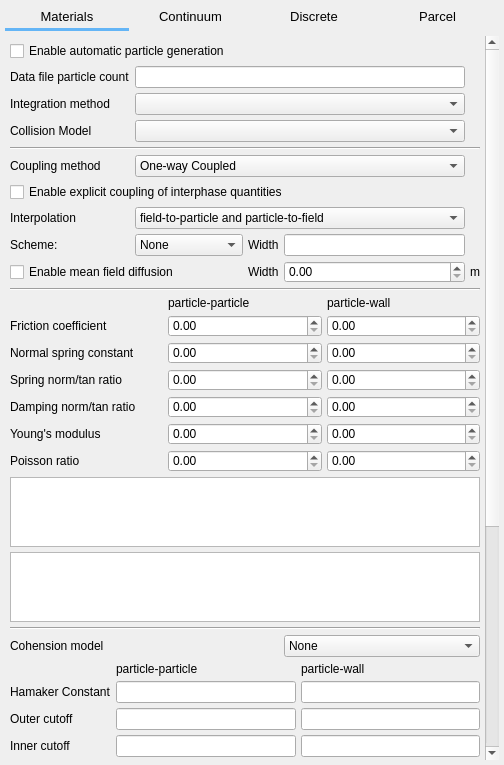
Qt form gui/uifiles/solids.ui (truongd8593/mfix) before a commit.
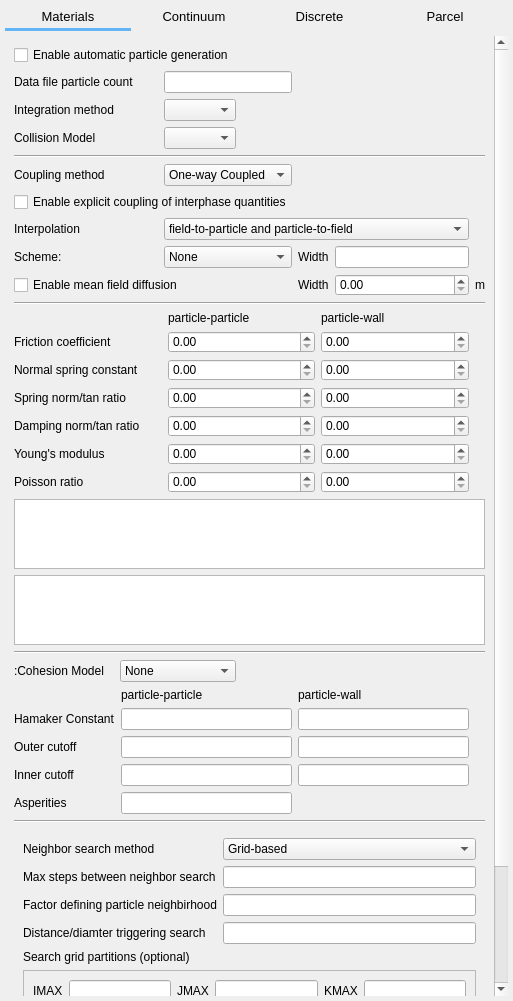
The same form after that commit. The open tabs and pages were chosen to show the change. Custom widgets are drawn as their Qt base class.

Commit message: more work on solids task pane

```diff
--- a/gui/uifiles/solids.ui
+++ b/gui/uifiles/solids.ui
@@ -6,8 +6,8 @@
    <rect>
     <x>0</x>
     <y>0</y>
-    <width>451</width>
-    <height>765</height>
+    <width>513</width>
+    <height>1001</height>
    </rect>
   </property>
   <property name="windowTitle">
@@ -1034,8 +1034,8 @@
            <rect>
             <x>0</x>
             <y>0</y>
-            <width>424</width>
-            <height>1012</height>
+            <width>487</width>
+            <height>1033</height>
            </rect>
           </property>
           <property name="autoFillBackground">
@@ -1046,31 +1046,42 @@
 background-color:transparent;
 }</string>
           </property>
-          <layout class="QGridLayout" name="gridLayout_70">
-           <property name="margin">
-            <number>5</number>
-           </property>
-           <property name="spacing">
-            <number>5</number>
-           </property>
-           <item row="1" column="1" colspan="5">
-            <widget class="LineEdit" name="lineedit_keyword_particles_2"/>
-           </item>
-           <item row="18" column="0" colspan="7">
-            <widget class="Line" name="line_10">
-             <property name="orientation">
-              <enum>Qt::Horizontal</enum>
+          <layout class="QGridLayout" name="gridLayout_5">
+           <item row="0" column="0" colspan="3">
+            <widget class="CheckBox" name="checkbox_keyword_genr_part_config_2">
+             <property name="text">
+              <string>Enable automatic particle generation</string>
              </property>
             </widget>
            </item>
-           <item row="1" column="0">
+           <item row="1" column="0" colspan="2">
             <widget class="QLabel" name="label_205">
              <property name="text">
               <string>Data file particle count</string>
              </property>
             </widget>
            </item>
-           <item row="3" column="1" colspan="5">
+           <item row="1" column="2" colspan="2">
+            <widget class="LineEdit" name="lineedit_keyword_particles_2"/>
+           </item>
+           <item row="2" column="0">
+            <widget class="QLabel" name="label_152">
+             <property name="text">
+              <string>Integration method</string>
+             </property>
+            </widget>
+           </item>
+           <item row="2" column="2">
+            <widget class="ComboBox" name="combobox_keyword_des_intg_method_2"/>
+           </item>
+           <item row="3" column="0">
+            <widget class="QLabel" name="label_151">
+             <property name="text">
+              <string>Collision Model</string>
+             </property>
+            </widget>
+           </item>
+           <item row="3" column="2">
             <widget class="ComboBox" name="combobox_keyword_des_coll_model_2"/>
            </item>
            <item row="4" column="0" colspan="7">
@@ -1080,7 +1091,284 @@
              </property>
             </widget>
            </item>
-           <item row="17" column="0" colspan="7">
+           <item row="5" column="0">
+            <widget class="QLabel" name="label_172">
+             <property name="text">
+              <string>Coupling method</string>
+             </property>
+            </widget>
+           </item>
+           <item row="5" column="2" colspan="2">
+            <widget class="QComboBox" name="comboBox_23">
+             <item>
+              <property name="text">
+               <string>One-way Coupled</string>
+              </property>
+             </item>
+             <item>
+              <property name="text">
+               <string>Fully Coupled</string>
+              </property>
+             </item>
+            </widget>
+           </item>
+           <item row="6" column="0" colspan="4">
+            <widget class="QCheckBox" name="checkBox_2">
+             <property name="text">
+              <string>Enable explicit coupling of interphase quantities</string>
+             </property>
+            </widget>
+           </item>
+           <item row="7" column="0">
+            <widget class="QLabel" name="label_153">
+             <property name="text">
+              <string>Interpolation</string>
+             </property>
+            </widget>
+           </item>
+           <item row="7" column="2" colspan="4">
+            <widget class="QComboBox" name="comboBox_20">
+             <item>
+              <property name="text">
+               <string>field-to-particle and particle-to-field</string>
+              </property>
+             </item>
+             <item>
+              <property name="text">
+               <string>field-to-particle only</string>
+              </property>
+             </item>
+             <item>
+              <property name="text">
+               <string>particle-to-field only</string>
+              </property>
+             </item>
+             <item>
+              <property name="text">
+               <string>no-interpolation</string>
+              </property>
+             </item>
+            </widget>
+           </item>
+           <item row="8" column="0">
+            <widget class="QLabel" name="label_181">
+             <property name="text">
+              <string>Scheme:</string>
+             </property>
+            </widget>
+           </item>
+           <item row="8" column="2" colspan="2">
+            <widget class="QComboBox" name="comboBox_26">
+             <item>
+              <property name="text">
+               <string>None</string>
+              </property>
+             </item>
+             <item>
+              <property name="text">
+               <string>Garg 2012</string>
+              </property>
+             </item>
+             <item>
+              <property name="text">
+               <string>Square DPVM</string>
+              </property>
+             </item>
+            </widget>
+           </item>
+           <item row="8" column="4">
+            <widget class="QLabel" name="label_154">
+             <property name="text">
+              <string>Width</string>
+             </property>
+            </widget>
+           </item>
+           <item row="8" column="5">
+            <widget class="LineEdit" name="lineedit_dem_keyword_des_interp_width"/>
+           </item>
+           <item row="9" column="0" colspan="3">
+            <widget class="QCheckBox" name="checkBox_4">
+             <property name="text">
+              <string>Enable mean field diffusion</string>
+             </property>
+            </widget>
+           </item>
+           <item row="9" column="4">
+            <widget class="QLabel" name="label_163">
+             <property name="text">
+              <string>Width</string>
+             </property>
+            </widget>
+           </item>
+           <item row="9" column="5">
+            <widget class="DoubleSpinBox" name="doublespinbox_keyword_des_diffuse_width"/>
+           </item>
+           <item row="9" column="6">
+            <widget class="QLabel" name="label_182">
+             <property name="text">
+              <string>m</string>
+             </property>
+            </widget>
+           </item>
+           <item row="10" column="0" colspan="7">
+            <widget class="Line" name="line_15">
+             <property name="orientation">
+              <enum>Qt::Horizontal</enum>
+             </property>
+            </widget>
+           </item>
+           <item row="11" column="0" colspan="6">
+            <layout class="QGridLayout" name="gridLayout_56">
+             <item row="4" column="0">
+              <widget class="QLabel" name="label_173">
+               <property name="text">
+                <string>Damping norm/tan ratio</string>
+               </property>
+              </widget>
+             </item>
+             <item row="1" column="0">
+              <widget class="QLabel" name="label_174">
+               <property name="text">
+                <string>Friction coefficient</string>
+               </property>
+              </widget>
+             </item>
+             <item row="4" column="2">
+              <widget class="DoubleSpinBox" name="doublespinbox_keyword_des_etat_w_fac_3"/>
+             </item>
+             <item row="6" column="0">
+              <widget class="QLabel" name="label_175">
+               <property name="text">
+                <string>Poisson ratio</string>
+               </property>
+              </widget>
+             </item>
+             <item row="4" column="1">
+              <widget class="DoubleSpinBox" name="doublespinbox_keyword_des_etat_fac_3"/>
+             </item>
+             <item row="2" column="1">
+              <widget class="DoubleSpinBox" name="doublespinbox_keyword_kn_3">
+               <property name="maximum">
+                <double>1000000000.000000000000000</double>
+               </property>
+              </widget>
+             </item>
+             <item row="3" column="2">
+              <widget class="DoubleSpinBox" name="doublespinbox_keyword_kt_w_fac_3"/>
+             </item>
+             <item row="1" column="2">
+              <widget class="DoubleSpinBox" name="doublespinbox_keyword_mew_w_3"/>
+             </item>
+             <item row="3" column="0">
+              <widget class="QLabel" name="label_176">
+               <property name="text">
+                <string>Spring norm/tan ratio</string>
+               </property>
+              </widget>
+             </item>
+             <item row="5" column="2">
+              <widget class="DoubleSpinBox" name="doublespinbox_keyword_ew_young_3"/>
+             </item>
+             <item row="6" column="2">
+              <widget class="DoubleSpinBox" name="doublespinbox_keyword_vw_poisson_3"/>
+             </item>
+             <item row="2" column="2">
+              <widget class="DoubleSpinBox" name="doublespinbox_keyword_kn_w_3">
+               <property name="maximum">
+                <double>1000000000.000000000000000</double>
+               </property>
+              </widget>
+             </item>
+             <item row="2" column="0">
+              <widget class="QLabel" name="label_177">
+               <property name="text">
+                <string>Normal spring constant</string>
+               </property>
+              </widget>
+             </item>
+             <item row="6" column="1">
+              <widget class="DoubleSpinBox" name="doublespinbox_keyword_v_poisson_3"/>
+             </item>
+             <item row="3" column="1">
+              <widget class="DoubleSpinBox" name="doublespinbox_keyword_kt_fac_3"/>
+             </item>
+             <item row="5" column="0">
+              <widget class="QLabel" name="label_178">
+               <property name="text">
+                <string>Young's modulus</string>
+               </property>
+              </widget>
+             </item>
+             <item row="5" column="1">
+              <widget class="DoubleSpinBox" name="doublespinbox_keyword_e_young_3"/>
+             </item>
+             <item row="1" column="1">
+              <widget class="DoubleSpinBox" name="doublespinbox_keyword_mew_3"/>
+             </item>
+             <item row="0" column="1">
+              <widget class="QLabel" name="label_179">
+               <property name="text">
+                <string>particle-particle</string>
+               </property>
+              </widget>
+             </item>
+             <item row="0" column="2">
+              <widget class="QLabel" name="label_180">
+               <property name="text">
+                <string>particle-wall</string>
+               </property>
+              </widget>
+             </item>
+            </layout>
+           </item>
+           <item row="12" column="0" colspan="7">
+            <widget class="QTableWidget" name="tableWidget_4"/>
+           </item>
+           <item row="13" column="0" colspan="7">
+            <widget class="QTableWidget" name="tableWidget_3"/>
+           </item>
+           <item row="14" column="0" rowspan="2" colspan="7">
+            <widget class="Line" name="line_12">
+             <property name="orientation">
+              <enum>Qt::Horizontal</enum>
+             </property>
+            </widget>
+           </item>
+           <item row="15" column="3" rowspan="2" colspan="3">
+            <spacer name="horizontalSpacer_2">
+             <property name="orientation">
+              <enum>Qt::Horizontal</enum>
+             </property>
+             <property name="sizeHint" stdset="0">
+              <size>
+               <width>216</width>
+               <height>20</height>
+              </size>
+             </property>
+            </spacer>
+           </item>
+           <item row="16" column="0">
+            <widget class="QLabel" name="label_212">
+             <property name="text">
+              <string>:Cohesion Model</string>
+             </property>
+            </widget>
+           </item>
+           <item row="16" column="1" colspan="2">
+            <widget class="QComboBox" name="comboBox_29">
+             <item>
+              <property name="text">
+               <string>None</string>
+              </property>
+             </item>
+             <item>
+              <property name="text">
+               <string>Van der Waals</string>
+              </property>
+             </item>
+            </widget>
+           </item>
+           <item row="17" column="0" colspan="6">
             <layout class="QGridLayout" name="gridLayout_72">
              <item row="2" column="2">
               <widget class="LineEdit" name="lineedit_keyword_wall_outter_cutoff_2"/>
@@ -1147,116 +1435,17 @@
              </item>
             </layout>
            </item>
-           <item row="15" column="0" colspan="7">
-            <widget class="Line" name="line_12">
+           <item row="18" column="0" colspan="7">
+            <widget class="Line" name="line_10">
              <property name="orientation">
               <enum>Qt::Horizontal</enum>
              </property>
             </widget>
            </item>
-           <item row="14" column="0" colspan="7">
-            <widget class="QTableWidget" name="tableWidget_3"/>
-           </item>
-           <item row="2" column="1" colspan="5">
-            <widget class="ComboBox" name="combobox_keyword_des_intg_method_2"/>
-           </item>
-           <item row="0" column="0" colspan="6">
-            <widget class="CheckBox" name="checkbox_keyword_genr_part_config_2">
-             <property name="text">
-              <string>Enable automatic particle generation</string>
-             </property>
-            </widget>
-           </item>
-           <item row="3" column="0">
-            <widget class="QLabel" name="label_151">
-             <property name="text">
-              <string>Collision Model</string>
-             </property>
-            </widget>
-           </item>
-           <item row="2" column="0">
-            <widget class="QLabel" name="label_152">
-             <property name="text">
-              <string>Integration method</string>
-             </property>
-            </widget>
-           </item>
-           <item row="16" column="5" colspan="2">
-            <widget class="QComboBox" name="comboBox_29">
-             <item>
-              <property name="text">
-               <string>None</string>
-              </property>
-             </item>
-             <item>
-              <property name="text">
-               <string>Van der Waals</string>
-              </property>
-             </item>
-            </widget>
-           </item>
-           <item row="21" column="5" colspan="2">
-            <widget class="LineEdit" name="lineedit_keyword_des_usr_var_size_2"/>
-           </item>
-           <item row="20" column="0" colspan="7">
-            <widget class="Line" name="line_13">
-             <property name="orientation">
-              <enum>Qt::Horizontal</enum>
-             </property>
-            </widget>
-           </item>
-           <item row="16" column="0" colspan="5">
-            <widget class="QLabel" name="label_212">
-             <property name="text">
-              <string>Cohension model</string>
-             </property>
-            </widget>
-           </item>
-           <item row="21" column="0" colspan="5">
-            <widget class="QCheckBox" name="checkBox_6">
-             <property name="text">
-              <string>Enable user scalar tracking</string>
-             </property>
-            </widget>
-           </item>
-           <item row="23" column="5">
-            <widget class="QLineEdit" name="lineEdit_39"/>
-           </item>
-           <item row="24" column="5">
-            <widget class="QLineEdit" name="lineEdit_40"/>
-           </item>
-           <item row="22" column="0" colspan="7">
-            <widget class="Line" name="line_14">
-             <property name="orientation">
-              <enum>Qt::Horizontal</enum>
-             </property>
-            </widget>
-           </item>
-           <item row="23" column="0" colspan="5">
-            <widget class="QLabel" name="label_213">
-             <property name="text">
-              <string>Minimum conduction distance</string>
-             </property>
-            </widget>
-           </item>
-           <item row="24" column="0" colspan="5">
-            <widget class="QLabel" name="label_214">
-             <property name="text">
-              <string>Fluid lens proportional constant</string>
-             </property>
-            </widget>
-           </item>
-           <item row="23" column="6">
-            <widget class="QLabel" name="label_215">
-             <property name="text">
-              <string>m</string>
-             </property>
-            </widget>
-           </item>
            <item row="19" column="0" colspan="7">
             <widget class="QFrame" name="frame_29">
              <property name="frameShape">
-              <enum>QFrame::StyledPanel</enum>
+              <enum>QFrame::NoFrame</enum>
              </property>
              <property name="frameShadow">
               <enum>QFrame::Raised</enum>
@@ -1365,238 +1554,56 @@
              </layout>
             </widget>
            </item>
-           <item row="13" column="0" colspan="7">
-            <widget class="QTableWidget" name="tableWidget_4"/>
-           </item>
-           <item row="8" column="5">
-            <widget class="LineEdit" name="lineedit_dem_keyword_des_interp_width"/>
-           </item>
-           <item row="10" column="4">
-            <widget class="QLabel" name="label_163">
-             <property name="text">
-              <string>Width</string>
+           <item row="20" column="0" colspan="7">
+            <widget class="Line" name="line_13">
+             <property name="orientation">
+              <enum>Qt::Horizontal</enum>
              </property>
             </widget>
            </item>
-           <item row="6" column="0" colspan="6">
-            <widget class="QCheckBox" name="checkBox_2">
+           <item row="21" column="0" colspan="3">
+            <widget class="QCheckBox" name="checkBox_6">
              <property name="text">
-              <string>Enable explicit coupling of interphase quantities</string>
+              <string>Enable user scalar tracking</string>
              </property>
             </widget>
            </item>
-           <item row="7" column="1" colspan="5">
-            <widget class="QComboBox" name="comboBox_20">
-             <item>
-              <property name="text">
-               <string>field-to-particle and particle-to-field</string>
-              </property>
-             </item>
-             <item>
-              <property name="text">
-               <string>field-to-particle only</string>
-              </property>
-             </item>
-             <item>
-              <property name="text">
-               <string>particle-to-field only</string>
-              </property>
-             </item>
-             <item>
-              <property name="text">
-               <string>no-interpolation</string>
-              </property>
-             </item>
-            </widget>
+           <item row="21" column="5">
+            <widget class="LineEdit" name="lineedit_keyword_des_usr_var_size_2"/>
            </item>
-           <item row="10" column="0" colspan="2">
-            <widget class="QCheckBox" name="checkBox_4">
-             <property name="text">
-              <string>Enable mean field diffusion</string>
-             </property>
-            </widget>
-           </item>
-           <item row="7" column="0">
-            <widget class="QLabel" name="label_153">
-             <property name="text">
-              <string>Interpolation</string>
-             </property>
-            </widget>
-           </item>
-           <item row="11" column="0" colspan="7">
-            <widget class="Line" name="line_15">
+           <item row="22" column="0" colspan="7">
+            <widget class="Line" name="line_14">
              <property name="orientation">
               <enum>Qt::Horizontal</enum>
              </property>
             </widget>
            </item>
-           <item row="8" column="4">
-            <widget class="QLabel" name="label_154">
+           <item row="23" column="0" colspan="3">
+            <widget class="QLabel" name="label_213">
              <property name="text">
-              <string>Width</string>
+              <string>Minimum conduction distance</string>
              </property>
             </widget>
            </item>
-           <item row="5" column="0">
-            <widget class="QLabel" name="label_172">
-             <property name="text">
-              <string>Coupling method</string>
-             </property>
-            </widget>
+           <item row="23" column="5">
+            <widget class="QLineEdit" name="lineEdit_39"/>
            </item>
-           <item row="8" column="1" colspan="3">
-            <widget class="QComboBox" name="comboBox_26">
-             <item>
-              <property name="text">
-               <string>None</string>
-              </property>
-             </item>
-             <item>
-              <property name="text">
-               <string>Garg 2012</string>
-              </property>
-             </item>
-             <item>
-              <property name="text">
-               <string>Square DPVM</string>
-              </property>
-             </item>
-            </widget>
-           </item>
-           <item row="12" column="0" colspan="7">
-            <layout class="QGridLayout" name="gridLayout_56">
-             <item row="4" column="0">
-              <widget class="QLabel" name="label_173">
-               <property name="text">
-                <string>Damping norm/tan ratio</string>
-               </property>
-              </widget>
-             </item>
-             <item row="1" column="0">
-              <widget class="QLabel" name="label_174">
-               <property name="text">
-                <string>Friction coefficient</string>
-               </property>
-              </widget>
-             </item>
-             <item row="4" column="2">
-              <widget class="DoubleSpinBox" name="doublespinbox_keyword_des_etat_w_fac_3"/>
-             </item>
-             <item row="6" column="0">
-              <widget class="QLabel" name="label_175">
-               <property name="text">
-                <string>Poisson ratio</string>
-               </property>
-              </widget>
-             </item>
-             <item row="4" column="1">
-              <widget class="DoubleSpinBox" name="doublespinbox_keyword_des_etat_fac_3"/>
-             </item>
-             <item row="2" column="1">
-              <widget class="DoubleSpinBox" name="doublespinbox_keyword_kn_3">
-               <property name="maximum">
-                <double>1000000000.000000000000000</double>
-               </property>
-              </widget>
-             </item>
-             <item row="3" column="2">
-              <widget class="DoubleSpinBox" name="doublespinbox_keyword_kt_w_fac_3"/>
-             </item>
-             <item row="1" column="2">
-              <widget class="DoubleSpinBox" name="doublespinbox_keyword_mew_w_3"/>
-             </item>
-             <item row="3" column="0">
-              <widget class="QLabel" name="label_176">
-               <property name="text">
-                <string>Spring norm/tan ratio</string>
-               </property>
-              </widget>
-             </item>
-             <item row="5" column="2">
-              <widget class="DoubleSpinBox" name="doublespinbox_keyword_ew_young_3"/>
-             </item>
-             <item row="6" column="2">
-              <widget class="DoubleSpinBox" name="doublespinbox_keyword_vw_poisson_3"/>
-             </item>
-             <item row="2" column="2">
-              <widget class="DoubleSpinBox" name="doublespinbox_keyword_kn_w_3">
-               <property name="maximum">
-                <double>1000000000.000000000000000</double>
-               </property>
-              </widget>
-             </item>
-             <item row="2" column="0">
-              <widget class="QLabel" name="label_177">
-               <property name="text">
-                <string>Normal spring constant</string>
-               </property>
-              </widget>
-             </item>
-             <item row="6" column="1">
-              <widget class="DoubleSpinBox" name="doublespinbox_keyword_v_poisson_3"/>
-             </item>
-             <item row="3" column="1">
-              <widget class="DoubleSpinBox" name="doublespinbox_keyword_kt_fac_3"/>
-             </item>
-             <item row="5" column="0">
-              <widget class="QLabel" name="label_178">
-               <property name="text">
-                <string>Young's modulus</string>
-               </property>
-              </widget>
-             </item>
-             <item row="5" column="1">
-              <widget class="DoubleSpinBox" name="doublespinbox_keyword_e_young_3"/>
-             </item>
-             <item row="1" column="1">
-              <widget class="DoubleSpinBox" name="doublespinbox_keyword_mew_3"/>
-             </item>
-             <item row="0" column="1">
-              <widget class="QLabel" name="label_179">
-               <property name="text">
-                <string>particle-particle</string>
-               </property>
-              </widget>
-             </item>
-             <item row="0" column="2">
-              <widget class="QLabel" name="label_180">
-               <property name="text">
-                <string>particle-wall</string>
-               </property>
-              </widget>
-             </item>
-            </layout>
-           </item>
-           <item row="10" column="6">
-            <widget class="QLabel" name="label_182">
+           <item row="23" column="6">
+            <widget class="QLabel" name="label_215">
              <property name="text">
               <string>m</string>
              </property>
             </widget>
            </item>
-           <item row="8" column="0">
-            <widget class="QLabel" name="label_181">
+           <item row="24" column="0" colspan="3">
+            <widget class="QLabel" name="label_214">
              <property name="text">
-              <string>Scheme:</string>
+              <string>Fluid lens proportional constant</string>
              </property>
             </widget>
            </item>
-           <item row="5" column="1" colspan="5">
-            <widget class="QComboBox" name="comboBox_23">
-             <item>
-              <property name="text">
-               <string>One-way Coupled</string>
-              </property>
-             </item>
-             <item>
-              <property name="text">
-               <string>Fully Coupled</string>
-              </property>
-             </item>
-            </widget>
-           </item>
-           <item row="10" column="5">
-            <widget class="DoubleSpinBox" name="doublespinbox_keyword_des_diffuse_width"/>
+           <item row="24" column="5">
+            <widget class="QLineEdit" name="lineEdit_40"/>
            </item>
           </layout>
          </widget>
```
Left out of the diff: 181 changed lines with no effect on the pictures. The commit also changes 3 other files.
